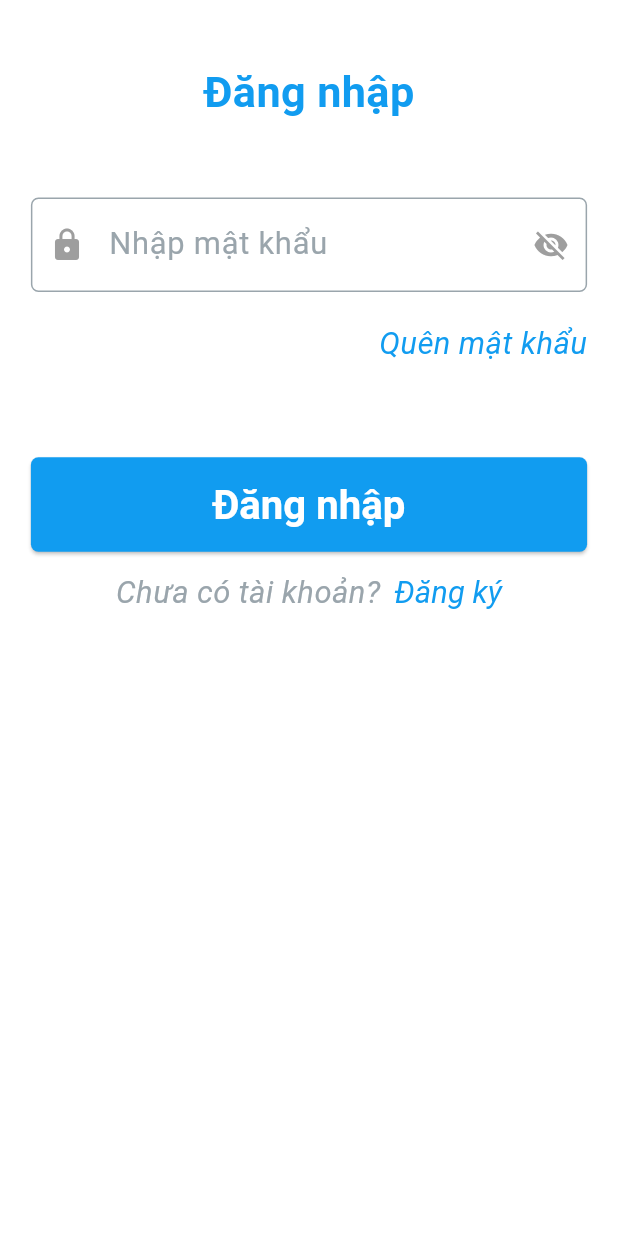
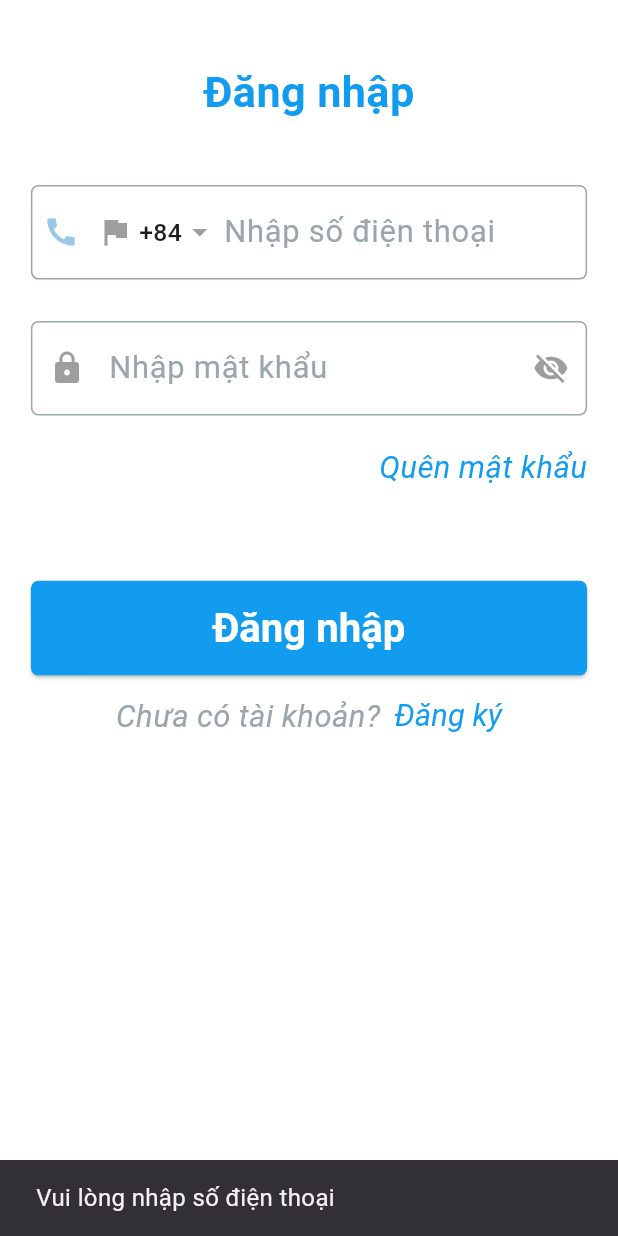
Before and after one commit to ThanhThanhLe133/Frontend-AnYen-Clinic, a Flutter app: the LoginScreen screen opened directly, after a tap on "Đăng nhập", on a phone screen of 412 x 824 dp. Run offline on Flutter 3.47's test engine with Material 3 defaults, Android fonts, the phone set to English and light mode, and no system bars; our stand-ins replace audioplayers, camera, flutter_dotenv, flutter_keyboard_visibility, flutter_riverpod, image_picker and 3 more; missing offline and left inert: fab_circular_menu, record; accounts and stored records are empty; network calls fail; Roboto replaces fonts that are missing (Inter-Medium).

Commit message:
- call api in LoginScreen - fix state PasswordField

```diff
--- a/flutter_user/lib/forgotPass/create_new_pass_screen.dart
+++ b/flutter_user/lib/forgotPass/create_new_pass_screen.dart
@@ -11,6 +11,7 @@ class CreateNewPassScreen extends StatefulWidget {
 }
 
 class _CreateNewPassScreenState extends State<CreateNewPassScreen> {
+  final passController = TextEditingController();
   @override
   Widget build(BuildContext context) {
     double screenWidth = MediaQuery.of(context).size.width;
@@ -62,12 +63,14 @@ class _CreateNewPassScreenState extends State<CreateNewPassScreen> {
               screenWidth: screenWidth,
               screenHeight: screenHeight,
               hintText: "Nhập mật khẩu",
+              controller: passController,
             ),
             SizedBox(height: screenHeight * 0.05),
             PasswordField(
               screenWidth: screenWidth,
               screenHeight: screenHeight,
               hintText: "Xác thực mật khẩu",
+              controller: passController,
             ),
             SizedBox(height: screenHeight * 0.2),
             normalButton(
--- a/flutter_user/lib/login/login_screen.dart
+++ b/flutter_user/lib/login/login_screen.dart
@@ -1,17 +1,102 @@
+import 'dart:convert';
+
+import 'package:anyen_clinic/OTP_verification/otp_verification_screen.dart';
+import 'package:anyen_clinic/patient_provider.dart';
 import 'package:anyen_clinic/register/register_screen.dart';
 import 'package:anyen_clinic/widget/buildPasswordField.dart';
+import 'package:anyen_clinic/widget/inputPhoneNumber.dart';
 import 'package:anyen_clinic/widget/normalButton.dart';
+import 'package:anyen_clinic/widget/phoneCode_drop_down/country_code_provider.dart';
 import 'package:flutter/gestures.dart';
 import 'package:flutter/material.dart';
+import 'package:flutter/services.dart';
+import 'package:flutter_dotenv/flutter_dotenv.dart';
+import 'package:flutter_riverpod/flutter_riverpod.dart';
+import 'package:http/http.dart' as http;
 
-class LoginScreen extends StatefulWidget {
+class LoginScreen extends ConsumerStatefulWidget {
   const LoginScreen({super.key});
 
   @override
   _LoginScreenState createState() => _LoginScreenState();
 }
 
-class _LoginScreenState extends State<LoginScreen> {
+class _LoginScreenState extends ConsumerState<LoginScreen> {
+  String apiUrl = dotenv.env['API_URL'] ?? 'https://default-api.com';
+  bool obscurePassword = true;
+  final phoneController = TextEditingController();
+  final passController = TextEditingController();
+  Future<void> sendOTP() async {
+    final selectedCountryCode = ref.read(countryCodeProvider);
+
+    String phoneNumber = phoneController.text.trim();
+    if (phoneNumber.isEmpty) {
+      ScaffoldMessenger.of(context).showSnackBar(
+        SnackBar(content: Text("Vui lòng nhập số điện thoại")),
+      );
+      return;
+    } else if (!phoneNumber.startsWith(selectedCountryCode)) {
+      phoneNumber = "$selectedCountryCode$phoneNumber";
+    }
+
+    String password = passController.text.trim();
+    if (password.isEmpty) {
+      ScaffoldMessenger.of(context).showSnackBar(
+        SnackBar(content: Text("Vui lòng nhập password")),
+      );
+      return;
+    }
+    ref.read(phoneNumberProvider.notifier).state = phoneNumber;
+    ref.read(passwordProvider.notifier).state = password;
+    try {
+      final response = await http.post(
+        Uri.parse('$apiUrl/otp/send-otp'),
+        headers: {"Content-Type": "application/json"},
+        body: jsonEncode({
+          "phone_number": phoneNumber,
+        }),
+      );
+
+      final responseData = jsonDecode(response.body);
+
+      if (response.statusCode == 200) {
+        Navigator.push(
+          context,
+          MaterialPageRoute(
+            builder: (context) => OTPVerificationScreen(source: "login"),
+          ),
+        );
+      } else {
+        throw Exception(responseData["message"] ?? "Lỗi đăng nhập");
+      }
+    } catch (e) {
+      debugPrint("🔍$e");
+      ScaffoldMessenger.of(context).showSnackBar(
+        SnackBar(content: Text("Lỗi đăng nhập: ${e.toString()}")),
+      );
+    }
+  }
+
+  @override
+  void initState() {
+    super.initState();
+    SystemChrome.setPreferredOrientations([
+      DeviceOrientation.portraitUp,
+      DeviceOrientation.portraitDown,
+    ]);
+  }
+
+  @override
+  void dispose() {
+    SystemChrome.setPreferredOrientations([
+      DeviceOrientation.portraitUp,
+      DeviceOrientation.portraitDown,
+      DeviceOrientation.landscapeLeft,
+      DeviceOrientation.landscapeRight,
+    ]);
+    super.dispose();
+  }
+
   @override
   Widget build(BuildContext context) {
     double screenWidth = MediaQuery.of(context).size.width;
@@ -39,8 +124,11 @@ class _LoginScreenState extends State<LoginScreen> {
               height: screenHeight * 0.1,
               width: screenWidth * 0.8,
             ),
-            // inputPhoneNumber(
-            //     screenWidth: screenWidth, screenHeight: screenHeight),
+            InputPhoneNumber(
+              screenWidth: screenWidth,
+              screenHeight: screenHeight,
+              controller: phoneController,
+            ),
             SizedBox(
               height: screenHeight * 0.02,
             ),
@@ -48,6 +136,7 @@ class _LoginScreenState extends State<LoginScreen> {
               screenWidth: screenWidth,
               screenHeight: screenHeight,
               hintText: "Nhập mật khẩu",
+              controller: passController,
             ),
             Align(
               alignment: Alignment.centerRight,
@@ -72,8 +161,7 @@ class _LoginScreenState extends State<LoginScreen> {
               screenWidth: screenWidth,
               screenHeight: screenHeight,
               label: "Đăng nhập",
-              nextScreen: LoginScreen(), //tạm thời
-              action: null,
+              action: sendOTP,
             ),
             SizedBox(height: screenHeight * 0.03),
             Row(
--- a/flutter_user/lib/main.dart
+++ b/flutter_user/lib/main.dart
@@ -1,3 +1,4 @@
+import 'package:anyen_clinic/login/login_screen.dart';
 import 'package:anyen_clinic/register/register_screen.dart';
 import 'package:flutter/material.dart';
 import 'package:flutter_riverpod/flutter_riverpod.dart';
@@ -23,7 +24,7 @@ class MainApp extends StatelessWidget {
           bodySmall: TextStyle(fontSize: 14, fontWeight: FontWeight.w300),
         ),
       ),
-      home: RegisterScreen(),
+      home: LoginScreen(),
     );
   }
 }
--- a/flutter_user/lib/settings/change_pass_screen.dart
+++ b/flutter_user/lib/settings/change_pass_screen.dart
@@ -11,6 +11,7 @@ class ChangePassScreen extends StatefulWidget {
 }
 
 class _ChangePassScreenState extends State<ChangePassScreen> {
+  final passController = TextEditingController();
   @override
   Widget build(BuildContext context) {
     double screenWidth = MediaQuery.of(context).size.width;
@@ -58,18 +59,21 @@ class _ChangePassScreenState extends State<ChangePassScreen> {
                 screenWidth: screenWidth,
                 screenHeight: screenHeight,
                 hintText: "Nhập mật khẩu cũ",
+                controller: passController,
               ),
               SizedBox(height: screenHeight * 0.05),
               PasswordField(
                 screenWidth: screenWidth,
                 screenHeight: screenHeight,
                 hintText: "Nhập mật khẩu",
+                controller: passController,
               ),
               SizedBox(height: screenHeight * 0.05),
               PasswordField(
                 screenWidth: screenWidth,
                 screenHeight: screenHeight,
                 hintText: "Xác thực mật khẩu",
+                controller: passController,
               ),
               SizedBox(height: screenHeight * 0.2),
               normalButton(
--- a/flutter_user/lib/widget/buildPasswordField.dart
+++ b/flutter_user/lib/widget/buildPasswordField.dart
@@ -1,42 +1,48 @@
 import 'package:flutter/material.dart';
+import 'package:flutter_riverpod/flutter_riverpod.dart';
 
-class PasswordField extends StatefulWidget {
+class PasswordVisibilityNotifier extends StateNotifier<bool> {
+  PasswordVisibilityNotifier() : super(true);
+
+  void toggle() {
+    state = !state;
+  }
+}
+
+final passwordVisibilityProvider =
+    StateNotifierProvider<PasswordVisibilityNotifier, bool>(
+  (ref) => PasswordVisibilityNotifier(),
+);
+
+class PasswordField extends ConsumerWidget {
   final double screenWidth;
   final double screenHeight;
   final String hintText;
+  final TextEditingController controller;
 
   const PasswordField({
     super.key,
     required this.screenWidth,
     required this.screenHeight,
     required this.hintText,
+    required this.controller,
   });
 
   @override
-  _PasswordFieldState createState() => _PasswordFieldState();
-}
+  Widget build(BuildContext context, WidgetRef ref) {
+    final obscurePassword = ref.watch(passwordVisibilityProvider);
 
-class _PasswordFieldState extends State<PasswordField> {
-  bool obscurePassword = true;
-
-  void togglePasswordVisibility() {
-    setState(() {
-      obscurePassword = !obscurePassword;
-    });
-  }
-
-  @override
-  Widget build(BuildContext context) {
     return SizedBox(
-      width: widget.screenWidth * 0.9,
-      height: widget.screenHeight * 0.2,
+      width: screenWidth * 0.9,
+      height: screenHeight * 0.2,
       child: TextField(
+        controller: controller,
         obscureText: obscurePassword,
         decoration: InputDecoration(
           prefixIcon: const Icon(Icons.lock, color: Colors.grey),
-          hintText: widget.hintText,
+          hintText: hintText,
           hintStyle: TextStyle(
-            fontSize: widget.screenWidth * 0.05,
+            fontSize: screenWidth * 0.05,
             color: const Color(0xFF9AA5AC),
             fontWeight: FontWeight.w400,
           ),
@@ -53,11 +59,13 @@ class _PasswordFieldState extends State<PasswordField> {
               obscurePassword ? Icons.visibility_off : Icons.visibility,
               color: Colors.grey,
             ),
-            onPressed: togglePasswordVisibility,
+            onPressed: () {
+              ref.read(passwordVisibilityProvider.notifier).toggle();
+            },
           ),
         ),
         style: TextStyle(
-          fontSize: widget.screenWidth * 0.045,
+          fontSize: screenWidth * 0.045,
           color: Colors.black,
           fontWeight: FontWeight.w500,
         ),
```
Also changed, not shown: flutter_user/lib/register/register_screen.dart (+8 -46 lines), 5 other files.
